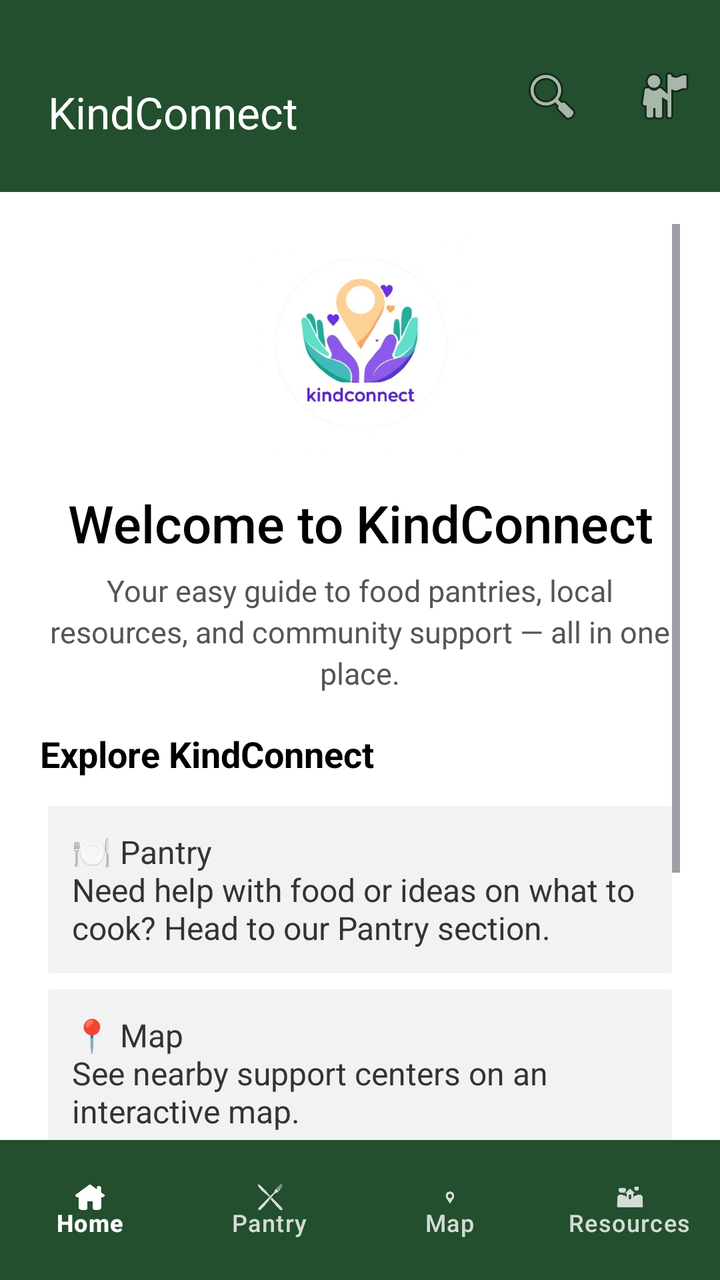
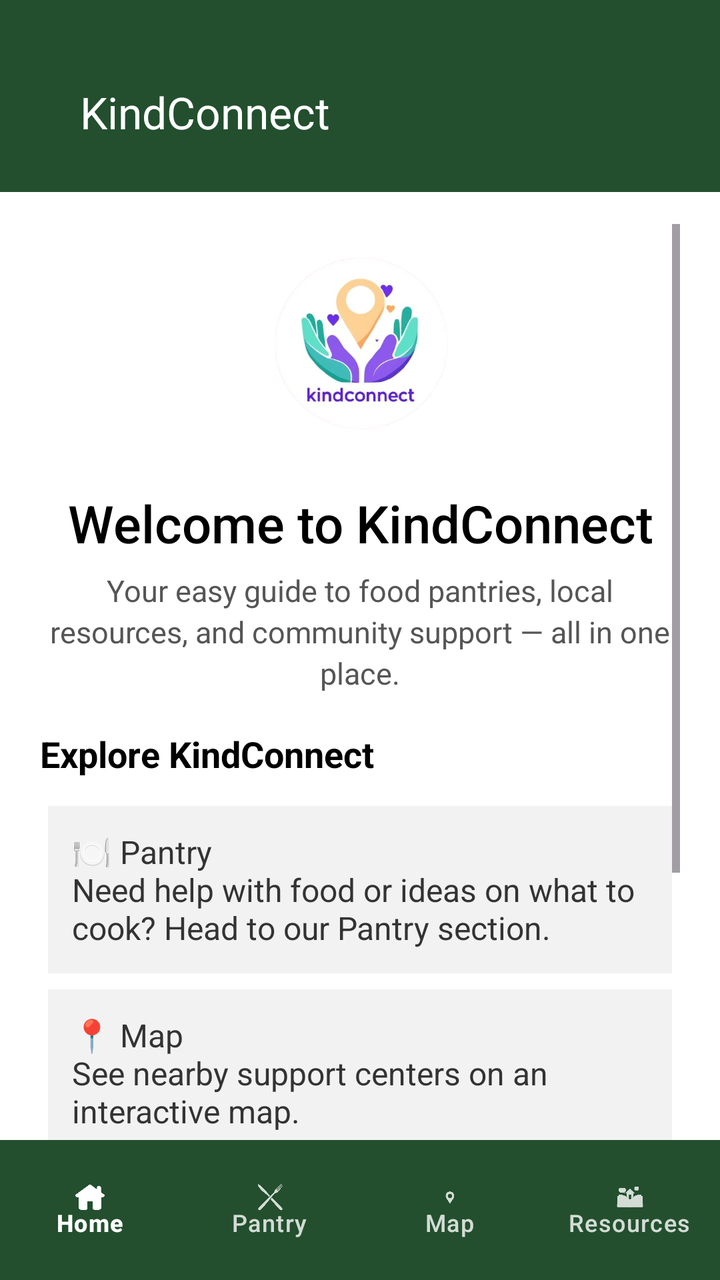

The first picture is an Android layout as it rendered before a commit; the second is the same layout after the commit. The layout source and the unified diff follow.
<!-- AndroidManifest.xml: application theme Theme.Material3.DayNight.NoActionBar -->
<!-- res/layout/activity_home.xml -->
<?xml version="1.0" encoding="utf-8"?>
<LinearLayout xmlns:android="http://schemas.android.com/apk/res/android"
    xmlns:app="http://schemas.android.com/apk/res-auto"
    android:orientation="vertical"
    android:layout_width="match_parent"
    android:layout_height="match_parent"
    android:background="@android:color/white"
    android:fitsSystemWindows="true">

    
    <androidx.appcompat.widget.Toolbar
        android:id="@+id/topToolbar"
        android:layout_width="match_parent"
        android:layout_height="96dp"
        android:paddingTop="16dp"
        android:background="#234F2E"
        app:title="KindConnect"
        app:titleTextColor="@android:color/white"
        app:titleMarginStart="24dp"
        app:menu="@menu/topbar_menu" />

    
    <ScrollView
        android:layout_width="match_parent"
        android:layout_height="0dp"
        android:layout_weight="1"
        android:paddingStart="20dp"
        android:paddingEnd="20dp"
        android:paddingTop="16dp"
        android:clipToPadding="false">

        <LinearLayout
            android:orientation="vertical"
            android:layout_width="match_parent"
            android:layout_height="wrap_content">

            
            <ImageView
                android:id="@+id/logoImage"
                android:layout_width="120dp"
                android:layout_height="120dp"
                android:layout_gravity="center"
                android:layout_marginBottom="12dp"
                android:contentDescription="KindConnect logo"
                app:srcCompat="@drawable/logo_681f9768_2fbc_4be9_b8a7_ab3797ed3351_removebg_preview_2" />

            
            <TextView
                android:id="@+id/welcomeTitle"
                android:layout_width="match_parent"
                android:layout_height="wrap_content"
                android:text="Welcome to KindConnect"
                android:textColor="@android:color/black"
                android:textSize="26sp"
                android:fontFamily="sans-serif-medium"
                android:gravity="center"
                android:paddingBottom="6dp" />

            
            <TextView
                android:id="@+id/descriptionText"
                android:layout_width="match_parent"
                android:layout_height="wrap_content"
                android:text="Your easy guide to food pantries, local resources, and community support — all in one place."
                android:textColor="#555555"
                android:textSize="15sp"
                android:lineSpacingExtra="3dp"
                android:gravity="center"
                android:paddingBottom="18dp" />

            
            <TextView
                android:layout_width="match_parent"
                android:layout_height="wrap_content"
                android:text="Explore KindConnect"
                android:textStyle="bold"
                android:textColor="@android:color/black"
                android:textSize="18sp"
                android:paddingBottom="10dp" />

            
            <LinearLayout
                android:layout_width="match_parent"
                android:layout_height="wrap_content"
                android:orientation="vertical"
                android:padding="4dp">

                
                <TextView
                    android:layout_width="match_parent"
                    android:layout_height="wrap_content"
                    android:padding="12dp"
                    android:background="#F2F2F2"
                    android:layout_marginBottom="8dp"
                    android:text="🍽️ Pantry\nNeed help with food or ideas on what to cook? Head to our Pantry section."
                    android:textColor="#333333"
                    android:textSize="16sp" />

                
                <TextView
                    android:layout_width="match_parent"
                    android:layout_height="wrap_content"
                    android:padding="12dp"
                    android:background="#F2F2F2"
                    android:layout_marginBottom="8dp"
                    android:text="📍 Map\nSee nearby support centers on an interactive map."
                    android:textColor="#333333"
                    android:textSize="16sp" />

                
                <TextView
                    android:layout_width="match_parent"
                    android:layout_height="wrap_content"
                    android:padding="12dp"
                    android:background="#F2F2F2"
                    android:layout_marginBottom="8dp"
                    android:text="📘 Resources\nBrowse mental health, shelter, and community services."
                    android:textColor="#333333"
                    android:textSize="16sp" />

                
                <TextView
                    android:layout_width="match_parent"
                    android:layout_height="wrap_content"
                    android:padding="12dp"
                    android:background="#F2F2F2"
                    android:text="🏠 Home\nReturn here anytime to explore or learn more."
                    android:textColor="#333333"
                    android:textSize="16sp" />
            </LinearLayout>
        </LinearLayout>
    </ScrollView>

    
    <com.google.android.material.bottomnavigation.BottomNavigationView
        android:id="@+id/bottomNavigation"
        android:layout_width="match_parent"
        android:layout_height="70dp"
        android:background="#234F2E"
        android:clipToPadding="false"
        android:elevation="8dp"
        android:paddingTop="4dp"
        android:paddingBottom="8dp"
        app:itemActiveIndicatorStyle="@style/BottomNavActiveIndicator.Transparent"
        app:itemHorizontalTranslationEnabled="false"
        app:itemIconSize="26dp"
        app:itemIconTint="@color/bottom_nav_item_tint"
        app:itemTextColor="@color/bottom_nav_item_tint"
        app:labelVisibilityMode="labeled"
        app:menu="@menu/bottom_nav_menu"
        app:itemBackground="@android:color/transparent"
        />
</LinearLayout>
<!-- resources referenced by this layout -->
<resources>
  <!-- drawable logo_681f9768_2fbc_4be9_b8a7_ab3797ed3351_removebg_preview_2: png bitmap (drawable, 205818 bytes) -->
  <style name="BottomNavActiveIndicator.Transparent" parent="">
          <item name="android:color">@android:color/transparent</item>
          <item name="android:alpha">0</item>
      </style>
</resources>

<!-- the commit's change to res/layout/activity_home.xml (unified diff, before → after) -->
@@ -7,19 +7,19 @@
     android:background="@android:color/white"
     android:fitsSystemWindows="true">
 
-    
     <androidx.appcompat.widget.Toolbar
         android:id="@+id/topToolbar"
         android:layout_width="match_parent"
         android:layout_height="96dp"
+        android:background="#234F2E"
+        android:paddingStart="16dp"
+        android:paddingEnd="16dp"
         android:paddingTop="16dp"
-        android:background="#234F2E"
         app:title="KindConnect"
         app:titleTextColor="@android:color/white"
-        app:titleMarginStart="24dp"
-        app:menu="@menu/topbar_menu" />
+        app:titleMarginStart="24dp" />
 
-    
+
     <ScrollView
         android:layout_width="match_parent"
         android:layout_height="0dp"
@@ -131,7 +131,7 @@
         </LinearLayout>
     </ScrollView>
 
-    
+
     <com.google.android.material.bottomnavigation.BottomNavigationView
         android:id="@+id/bottomNavigation"
         android:layout_width="match_parent"
